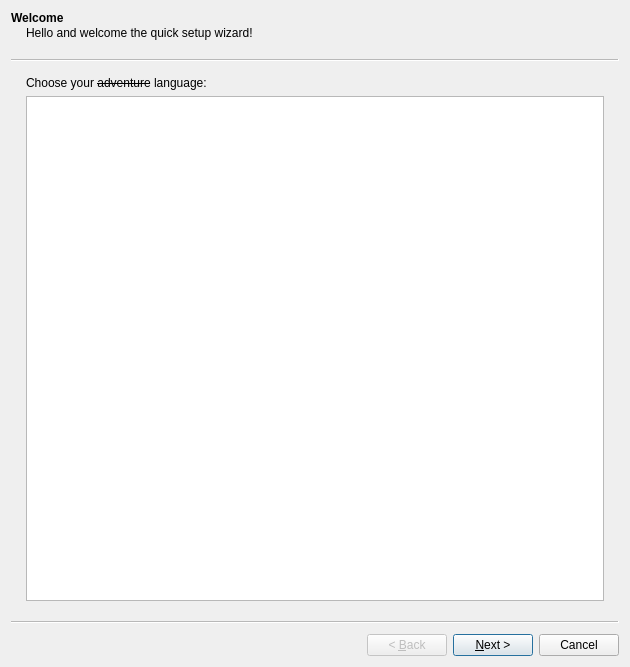
Old version of the form application/setupwizard/SetupWizard.ui in the repository FreesmTeam/FreesmLauncher.
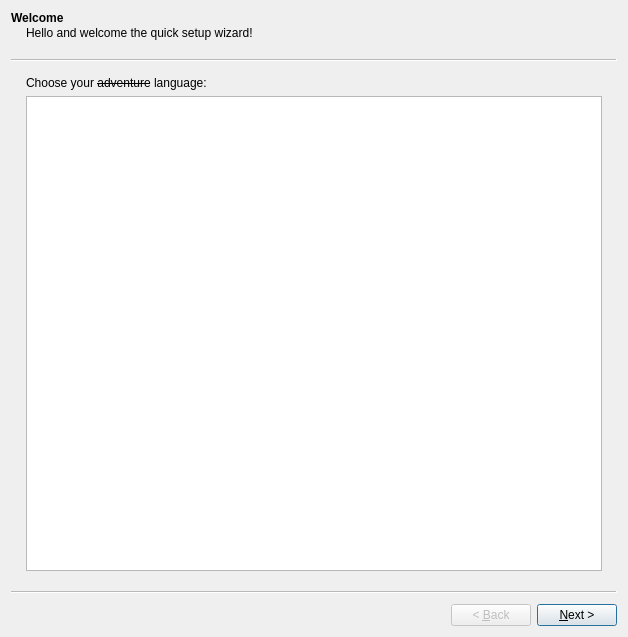
New version of the form.

Commit message: NOISSUE fix up analytics wizard page

The edit to the form file:
```diff
--- a/application/setupwizard/SetupWizard.ui
+++ b/application/setupwizard/SetupWizard.ui
@@ -6,15 +6,15 @@
    <rect>
     <x>0</x>
     <y>0</y>
-    <width>630</width>
-    <height>667</height>
+    <width>628</width>
+    <height>637</height>
    </rect>
   </property>
   <property name="windowTitle">
    <string>MultiMC Quick Setup</string>
   </property>
   <property name="options">
-   <set>QWizard::NoCancelButtonOnLastPage</set>
+   <set>QWizard::NoCancelButton</set>
   </property>
   <widget class="QWizardPage" name="welcomePage">
    <property name="title">
```
Left out of the diff: 34 changed lines with no effect on the pictures. Lines whose indentation alone changed are shown as unchanged.
